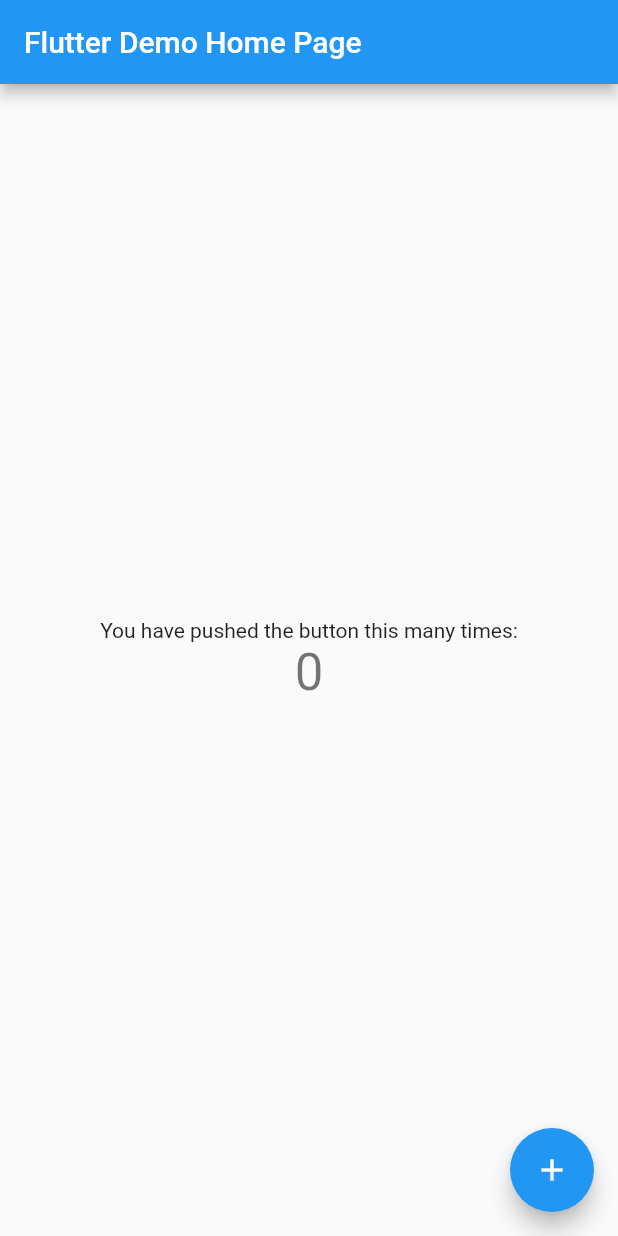
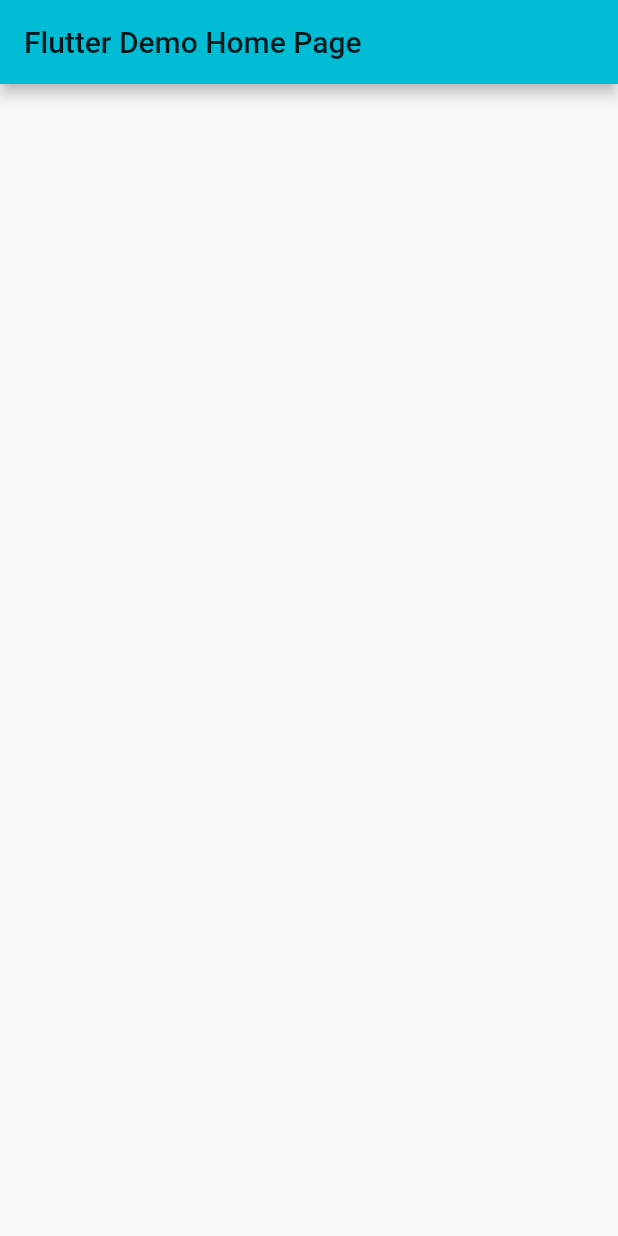
Before and after one commit to ArstGitHUB/osg8_t3, a Flutter app: the screen it shows after launch, on a phone screen of 412 x 824 dp. Run offline on Flutter 3.47's test engine with Material 2 defaults, Android fonts, the phone set to English and light mode, and no system bars.

Commit message:
Update Empty Project

```diff
--- a/lib/main.dart
+++ b/lib/main.dart
@@ -18,9 +18,10 @@ class MyApp extends StatelessWidget {
         // or simply save your changes to "hot reload" in a Flutter IDE).
         // Notice that the counter didn't reset back to zero; the application
         // is not restarted.
-        primarySwatch: Colors.blue,
+        primarySwatch: Colors.cyan,
       ),
       home: MyHomePage(title: 'Flutter Demo Home Page'),
+
     );
   }
 }
@@ -44,18 +45,6 @@ class MyHomePage extends StatefulWidget {
 }
 
 class _MyHomePageState extends State<MyHomePage> {
-  int _counter = 0;
-
-  void _incrementCounter() {
-    setState(() {
-      // This call to setState tells the Flutter framework that something has
-      // changed in this State, which causes it to rerun the build method below
-      // so that the display can reflect the updated values. If we changed
-      // _counter without calling setState(), then the build method would not be
-      // called again, and so nothing would appear to happen.
-      _counter++;
-    });
-  }
 
   @override
   Widget build(BuildContext context) {
@@ -90,22 +79,10 @@ class _MyHomePageState extends State<MyHomePage> {
           // axis because Columns are vertical (the cross axis would be
           // horizontal).
           mainAxisAlignment: MainAxisAlignment.center,
-          children: <Widget>[
-            Text(
-              'You have pushed the button this many times:',
-            ),
-            Text(
-              '$_counter',
-              style: Theme.of(context).textTheme.display1,
-            ),
-          ],
+
         ),
       ),
-      floatingActionButton: FloatingActionButton(
-        onPressed: _incrementCounter,
-        tooltip: 'Increment',
-        child: Icon(Icons.add),
-      ), // This trailing comma makes auto-formatting nicer for build methods.
+
     );
   }
 }
```
